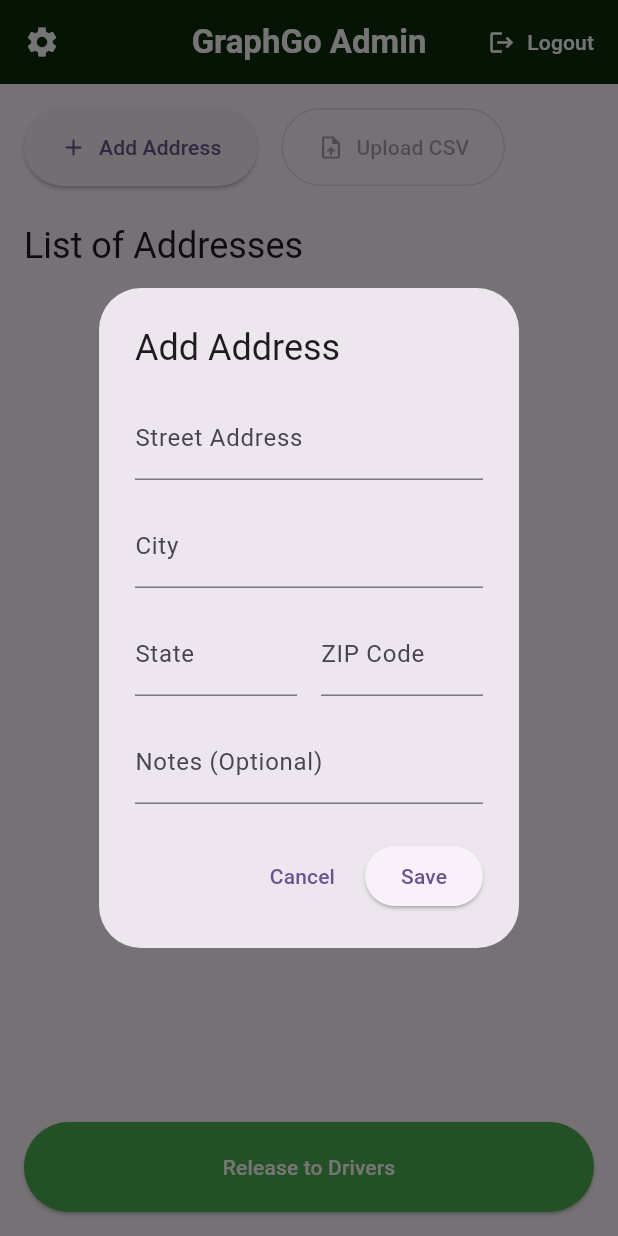
After one commit to EmilyCarroll-del/Mapping-Software-Efficient-Routing-Algorithm, a Flutter app: the AdminDashboardScreen screen opened directly, after a tap on "Add Address", on a phone screen of 412 x 824 dp. The commit adds this screen. Run offline on Flutter 3.47's test engine with Material 3 defaults, Android fonts, the light colour scheme and no system bars; our stand-ins replace cloud_firestore, firebase_auth, firebase_core, firebase_storage, flutter_svg, geocoding and 5 more; accounts and stored records are empty.

Commit message:
Web Page for Admin Users

```diff
--- /dev/null
+++ b/lib/providers/auth_provider.dart
@@ -0,0 +1,20 @@
+import 'package:flutter/material.dart';
+import 'package:firebase_auth/firebase_auth.dart';
+
+class AuthProvider with ChangeNotifier {
+  final FirebaseAuth _auth = FirebaseAuth.instance;
+  User? _user;
+
+  User? get user => _user;
+
+  AuthProvider() {
+    _auth.authStateChanges().listen((User? user) {
+      _user = user;
+      notifyListeners();
+    });
+  }
+
+  Future<void> signOut() async {
+    await _auth.signOut();
+  }
+}
--- /dev/null
+++ b/lib/screens/admin_dashboard_screen.dart
@@ -0,0 +1,303 @@
+import 'package:firebase_auth/firebase_auth.dart';
+import 'package:flutter/material.dart';
+import 'package:flutter_svg/flutter_svg.dart';
+
+import '../models/delivery_address.dart';
+import '../services/google_auth_service.dart';
+import '../services/firestore_service.dart';
+import '../widgets/address_list.dart';
+import '../widgets/add_edit_address_dialog.dart';
+
+class AdminDashboardScreen extends StatefulWidget {
+  const AdminDashboardScreen({super.key});
+
+  @override
+  State<AdminDashboardScreen> createState() => _AdminDashboardScreenState();
+}
+
+class _AdminDashboardScreenState extends State<AdminDashboardScreen> {
+  final FirestoreService _firestoreService = FirestoreService();
+  final TextEditingController _emailController = TextEditingController();
+  final TextEditingController _passwordController = TextEditingController();
+  final _formKey = GlobalKey<FormState>();
+  bool _isLoading = false;
+  User? _user;
+
+  @override
+  void initState() {
+    super.initState();
+    _user = FirebaseAuth.instance.currentUser;
+    FirebaseAuth.instance.authStateChanges().listen((user) {
+      if (mounted) {
+        setState(() {
+          _user = user;
+        });
+      }
+    });
+  }
+
+  void _showAddEditAddressDialog({DeliveryAddress? address}) {
+    showDialog(
+      context: context,
+      builder: (context) => AddEditAddressDialog(
+        address: address,
+        onSave: (address) => _firestoreService.saveAddress(address),
+      ),
+    );
+  }
+
+  void _deleteAddress(String addressId) {
+    _firestoreService.deleteAddress(addressId);
+  }
+
+  Future<void> _loginWithEmail() async {
+    if (!_formKey.currentState!.validate()) return;
+
+    setState(() => _isLoading = true);
+
+    try {
+      await FirebaseAuth.instance.signInWithEmailAndPassword(
+        email: _emailController.text.trim(),
+        password: _passwordController.text.trim(),
+      );
+    } on FirebaseAuthException catch (e) {
+      ScaffoldMessenger.of(context).showSnackBar(
+        SnackBar(content: Text("Login Failed: ${e.message}")),
+      );
+    } finally {
+      if (mounted) {
+        setState(() => _isLoading = false);
+      }
+    }
+  }
+
+  Future<void> _loginWithGoogle() async {
+    setState(() => _isLoading = true);
+    try {
+      await GoogleAuthService.signInWithGoogle();
+    } catch (e) {
+      if (mounted) {
+        ScaffoldMessenger.of(context).showSnackBar(
+          SnackBar(content: Text("Google Login Failed: ${e.toString()}")),
+        );
+      }
+    } finally {
+      if (mounted) {
+        setState(() => _isLoading = false);
+      }
+    }
+  }
+
+  void _logout() async {
+    await FirebaseAuth.instance.signOut();
+  }
+
+  @override
+  Widget build(BuildContext context) {
+    return Scaffold(
+      appBar: AppBar(
+        leading: IconButton(
+          icon: const Icon(Icons.settings, color: Colors.white),
+          onPressed: () => Navigator.of(context).pushNamed('/settings'),
+        ),
+        title: const Text('GraphGo Admin', style: TextStyle(fontWeight: FontWeight.bold, color: Colors.white)),
+        centerTitle: true,
+        actions: [
+          if (_user != null)
+            Padding(
+              padding: const EdgeInsets.only(right: 8.0),
+              child: Center(child: Text(_user!.email ?? '', style: const TextStyle(color: Colors.white))),
+            ),
+          if (_user != null)
+            TextButton.icon(
+              onPressed: _logout,
+              icon: const Icon(Icons.logout, color: Colors.white, size: 18),
+              label: const Text('Logout', style: TextStyle(color: Colors.white)),
+              style: TextButton.styleFrom(foregroundColor: Colors.white, padding: const EdgeInsets.symmetric(horizontal: 16.0)),
+            ),
+        ],
+      ),
+      body: _user == null ? _buildLoginForm(context) : _buildLoggedInView(context),
+    );
+  }
+
+  Widget _buildLoggedInView(BuildContext context) {
+    return Padding(
+      padding: const EdgeInsets.all(16.0),
+      child: Column(
+        crossAxisAlignment: CrossAxisAlignment.start,
+        children: [
+          Row(
+            children: [
+              ElevatedButton.icon(
+                onPressed: () => _showAddEditAddressDialog(),
+                icon: const Icon(Icons.add),
+                label: const Text('Add Address'),
+                style: ElevatedButton.styleFrom(
+                  padding: const EdgeInsets.symmetric(horizontal: 24, vertical: 16)
+                ),
+              ),
+              const SizedBox(width: 16),
+              OutlinedButton.icon(
+                onPressed: null, // Disabled for now
+                icon: const Icon(Icons.upload_file),
+                label: const Text('Upload CSV'),
+                style: OutlinedButton.styleFrom(
+                  padding: const EdgeInsets.symmetric(horizontal: 24, vertical: 16)
+                ),
+              ),
+            ],
+          ),
+          const SizedBox(height: 24),
+          Text(
+            'List of Addresses',
+            style: Theme.of(context).textTheme.headlineSmall,
+          ),
+          Expanded(
+            child: AddressList(
+              onEdit: (address) => _showAddEditAddressDialog(address: address),
+              onDelete: _deleteAddress,
+              addressesStream: _firestoreService.getAddresses(),
+            ),
+          ),
+          const SizedBox(height: 16),
+          SizedBox(
+            width: double.infinity,
+            child: ElevatedButton(
+              onPressed: () {},
+              style: ElevatedButton.styleFrom(
+                padding: const EdgeInsets.symmetric(vertical: 20),
+                backgroundColor: Colors.green,
+                foregroundColor: Colors.white
+              ),
+              child: const Text('Release to Drivers'),
+            ),
+          ),
+        ],
+      ),
+    );
+  }
+
+  Widget _buildLoginForm(BuildContext context) {
+    final ThemeData currentTheme = Theme.of(context);
+    final bool darkMode = currentTheme.brightness == Brightness.dark;
+    final Color welcomeTextColor = darkMode ? Colors.white : Colors.black87;
+    final Color sloganTextColor = darkMode ? Colors.grey[300]! : Colors.black54;
+    final Color iconColor = darkMode ? Colors.white : const Color(0xFF0D2B0D);
+
+    return Center(
+      child: SingleChildScrollView(
+        padding: const EdgeInsets.all(32.0),
+        child: Column(
+          mainAxisAlignment: MainAxisAlignment.center,
+          children: <Widget>[
+            Icon(
+              Icons.account_tree,
+              size: 100,
+              color: iconColor,
+            ),
+            const SizedBox(height: 20),
+            Text(
+              'Welcome to GraphGo',
+              style: currentTheme.textTheme.headlineMedium?.copyWith(
+                    fontSize: (currentTheme.textTheme.headlineMedium?.fontSize ?? 28) * 1.15,
+                    fontWeight: FontWeight.bold,
+                    color: welcomeTextColor,
+                  ),
+            ),
+            const SizedBox(height: 10),
+            Text(
+              'Admin Panel Access',
+              style: currentTheme.textTheme.bodyLarge?.copyWith(
+                    fontSize: (currentTheme.textTheme.bodyLarge?.fontSize ?? 16) * 1.1,
+                    color: sloganTextColor,
+                  ),
+              textAlign: TextAlign.center,
+            ),
+            const SizedBox(height: 50),
+            ConstrainedBox(
+              constraints: const BoxConstraints(maxWidth: 400),
+              child: Column(
+                children: [
+                  SizedBox(
+                    width: double.infinity,
+                    child: OutlinedButton.icon(
+                      onPressed: _isLoading ? null : _loginWithGoogle,
+                      icon: SvgPicture.asset('assets/icons/google_icon.svg', width: 20, height: 20),
+                      label: const Text('Sign in with Google'),
+                      style: OutlinedButton.styleFrom(
+                        padding: const EdgeInsets.symmetric(vertical: 12),
+                      ),
+                    ),
+                  ),
+                  const SizedBox(height: 20),
+                  const Row(
+                    children: [
+                      Expanded(child: Divider()),
+                      Padding(
+                        padding: EdgeInsets.symmetric(horizontal: 16),
+                        child: Text('OR'),
+                      ),
+                      Expanded(child: Divider()),
+                    ],
+                  ),
+                  const SizedBox(height: 20),
+                  Form(
+                    key: _formKey,
+                    child: Column(
+                      children: [
+                        TextFormField(
+                          controller: _emailController,
+                          decoration: const InputDecoration(labelText: 'Email', border: OutlineInputBorder()),
+                          keyboardType: TextInputType.emailAddress,
+                          validator: (value) => value!.isEmpty ? "Enter your email" : null,
+                        ),
+                        const SizedBox(height: 16),
+                        TextFormField(
+                          controller: _passwordController,
+                          decoration: const InputDecoration(labelText: 'Password', border: OutlineInputBorder()),
+                          obscureText: true,
+                          validator: (value) => value!.isEmpty ? "Enter your password" : null,
+                        ),
+                        Align(
+                          alignment: Alignment.centerRight,
+                          child: TextButton(
+                            onPressed: () {
+                              Navigator.of(context).pushNamed('/forgot');
+                            },
+                            child: const Text('Forgot Password?'),
+                          ),
+                        ),
+                        const SizedBox(height: 10),
+                        _isLoading
+                            ? const CircularProgressIndicator()
+                            : SizedBox(
+                                width: double.infinity,
+                                child: ElevatedButton(
+                                  onPressed: _loginWithEmail,
+                                  style: ElevatedButton.styleFrom(
+                                    padding: const EdgeInsets.symmetric(vertical: 20),
+                                    shape: RoundedRectangleBorder(borderRadius: BorderRadius.circular(8)),
+                                  ),
+                                  child: const Text('Login with Email'),
+                                ),
+                              ),
+                      ],
+                    ),
+                  ),
+                  const SizedBox(height: 20),
+                  TextButton(
+                    onPressed: () {
+                      Navigator.of(context).pushNamed('/signup');
+                    },
+                    child: const Text("Don't have an account? Sign Up"),
+                  ),
+                ],
+              ),
+            ),
+          ],
+        ),
+      ),
+    );
+  }
+}
--- /dev/null
+++ b/lib/services/firestore_service.dart
@@ -0,0 +1,23 @@
+import 'package:cloud_firestore/cloud_firestore.dart';
+import '../models/delivery_address.dart';
+
+class FirestoreService {
+  final FirebaseFirestore _db = FirebaseFirestore.instance;
+  final String _collectionPath = 'addresses';
+
+  // Get a stream of all addresses
+  Stream<List<DeliveryAddress>> getAddresses() {
+    return _db.collection(_collectionPath).snapshots().map((snapshot) =>
+        snapshot.docs.map((doc) => DeliveryAddress.fromJson(doc.data())).toList());
+  }
+
+  // Add or update an address
+  Future<void> saveAddress(DeliveryAddress address) {
+    return _db.collection(_collectionPath).doc(address.id).set(address.toJson());
+  }
+
+  // Delete an address
+  Future<void> deleteAddress(String addressId) {
+    return _db.collection(_collectionPath).doc(addressId).delete();
+  }
+}
--- /dev/null
+++ b/lib/widgets/add_edit_address_dialog.dart
@@ -0,0 +1,111 @@
+import 'package:flutter/material.dart';
+import '../models/delivery_address.dart';
+
+class AddEditAddressDialog extends StatefulWidget {
+  final DeliveryAddress? address;
+  final Function(DeliveryAddress) onSave;
+
+  const AddEditAddressDialog({super.key, this.address, required this.onSave});
+
+  @override
+  State<AddEditAddressDialog> createState() => _AddEditAddressDialogState();
+}
+
+class _AddEditAddressDialogState extends State<AddEditAddressDialog> {
+  final _formKey = GlobalKey<FormState>();
+  late TextEditingController _streetController;
+  late TextEditingController _cityController;
+  late TextEditingController _stateController;
+  late TextEditingController _zipController;
+  late TextEditingController _notesController;
+
+  @override
+  void initState() {
+    super.initState();
+    _streetController = TextEditingController(text: widget.address?.streetAddress ?? '');
+    _cityController = TextEditingController(text: widget.address?.city ?? '');
+    _stateController = TextEditingController(text: widget.address?.state ?? '');
+    _zipController = TextEditingController(text: widget.address?.zipCode ?? '');
+    _notesController = TextEditingController(text: widget.address?.notes ?? '');
+  }
+
+  @override
+  Widget build(BuildContext context) {
+    final isEditing = widget.address != null;
+
+    return AlertDialog(
+      title: Text(isEditing ? 'Edit Address' : 'Add Address'),
+      content: Form(
+        key: _formKey,
+        child: SingleChildScrollView(
+          child: Column(
+            mainAxisSize: MainAxisSize.min,
+            children: [
+              TextFormField(
+                controller: _streetController,
+                decoration: const InputDecoration(labelText: 'Street Address'),
+                validator: (value) => value!.isEmpty ? 'Please enter a street address' : null,
+              ),
+              const SizedBox(height: 16),
+              TextFormField(
+                controller: _cityController,
+                decoration: const InputDecoration(labelText: 'City'),
+                validator: (value) => value!.isEmpty ? 'Please enter a city' : null,
+              ),
+              const SizedBox(height: 16),
+              Row(
+                children: [
+                  Expanded(
+                    child: TextFormField(
+                      controller: _stateController,
+                      decoration: const InputDecoration(labelText: 'State'),
+                      validator: (value) => value!.isEmpty ? 'Please enter a state' : null,
+                    ),
+                  ),
+                  const SizedBox(width: 16),
+                  Expanded(
+                    child: TextFormField(
+                      controller: _zipController,
+                      decoration: const InputDecoration(labelText: 'ZIP Code'),
+                      validator: (value) => value!.isEmpty ? 'Please enter a ZIP code' : null,
+                    ),
+                  ),
+                ],
+              ),
+              const SizedBox(height: 16),
+              TextFormField(
+                controller: _notesController,
+                decoration: const InputDecoration(labelText: 'Notes (Optional)'),
+              ),
+            ],
+          ),
+        ),
+      ),
+      actions: [
+        TextButton(
+          onPressed: () => Navigator.of(context).pop(),
+          child: const Text('Cancel'),
+        ),
+        ElevatedButton(
+          onPressed: _submit,
+          child: const Text('Save'),
+        ),
+      ],
+    );
+  }
+
+  void _submit() {
+    if (_formKey.currentState!.validate()) {
+      final address = DeliveryAddress(
+        id: widget.address?.id, // Keep original ID if editing
+        streetAddress: _streetController.text,
+        city: _cityController.text,
+        state: _stateController.text,
+        zipCode: _zipController.text,
+        notes: _notesController.text,
+      );
+      widget.onSave(address);
+      Navigator.of(context).pop();
+    }
+  }
+}
--- /dev/null
+++ b/lib/widgets/address_list.dart
@@ -0,0 +1,63 @@
+import 'package:flutter/material.dart';
+import '../models/delivery_address.dart';
+
+class AddressList extends StatelessWidget {
+  final Stream<List<DeliveryAddress>> addressesStream;
+  final Function(DeliveryAddress) onEdit;
+  final Function(String) onDelete;
+
+  const AddressList({
+    super.key,
+    required this.addressesStream,
+    required this.onEdit,
+    required this.onDelete,
+  });
+
+  @override
+  Widget build(BuildContext context) {
+    return StreamBuilder<List<DeliveryAddress>>(
+      stream: addressesStream,
+      builder: (context, snapshot) {
+        if (snapshot.hasError) {
+          return Center(child: Text('Error: ${snapshot.error}'));
+        }
+        if (snapshot.connectionState == ConnectionState.waiting) {
+          return const Center(child: CircularProgressIndicator());
+        }
+        if (!snapshot.hasData || snapshot.data!.isEmpty) {
+          return const Center(child: Text('No addresses found.'));
+        }
+
+        final addresses = snapshot.data!;
+
+        return ListView.builder(
+          itemCount: addresses.length,
+          itemBuilder: (context, index) {
+            final address = addresses[index];
+            return Card(
+              margin: const EdgeInsets.symmetric(vertical: 8.0, horizontal: 4.0),
+              child: ListTile(
+                leading: CircleAvatar(child: Text('${index + 1}')),
+                title: Text(address.fullAddress),
+                subtitle: const Text('Status: Pending'),
+                trailing: Row(
+                  mainAxisSize: MainAxisSize.min,
+                  children: [
+                    IconButton(
+                      icon: const Icon(Icons.edit, color: Colors.blue),
+                      onPressed: () => onEdit(address),
+                    ),
+                    IconButton(
+                      icon: const Icon(Icons.delete, color: Colors.red),
+                      onPressed: () => onDelete(address.id),
+                    ),
+                  ],
+                ),
+              ),
+            );
+          },
+        );
+      },
+    );
+  }
+}
```
Also changed, not shown: lib/main.dart (+5 -2 lines), lib/services/google_auth_service.dart (+0 -15 lines), pubspec.yaml (+4 -4 lines), lib/widgets/available_drivers_list.dart (added), lib/widgets/unassigned_deliveries_list.dart (added), pubspec.lock, 3 other files.
